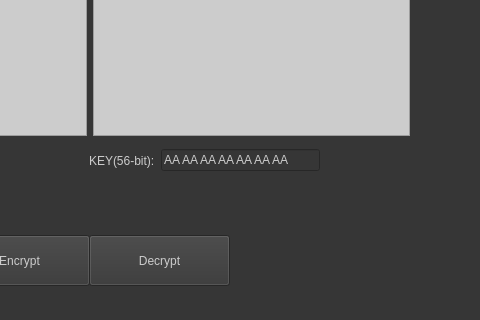
This is MainWindow.ui in terminalmax/DESAlgorithm as Qt 5 draws it before an edit; both pictures show x 311 to 791 and y 355 to 675 of the 1200 by 800 pixel window. The edited form follows.
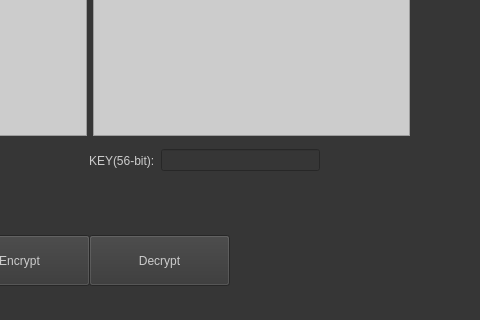
This is the edited form.

Commit message: Added Key Place holder text

```diff
--- a/MainWindow.ui
+++ b/MainWindow.ui
@@ -134,7 +134,7 @@
      <item>
       <widget class="QLineEdit" name="KeyInput">
        <property name="text">
-        <string>AA AA AA AA AA AA AA</string>
+        <string/>
        </property>
       </widget>
      </item>
```
